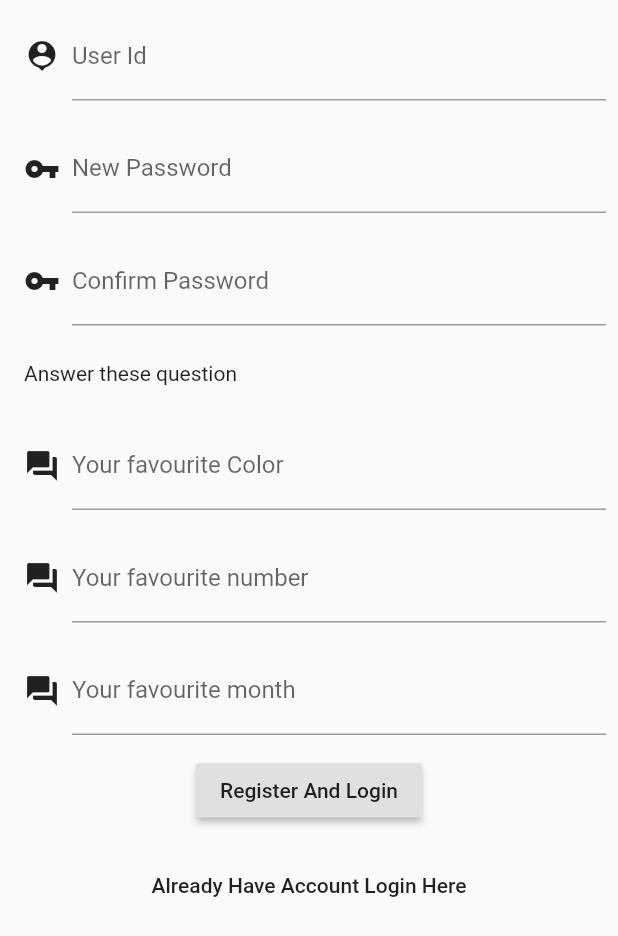
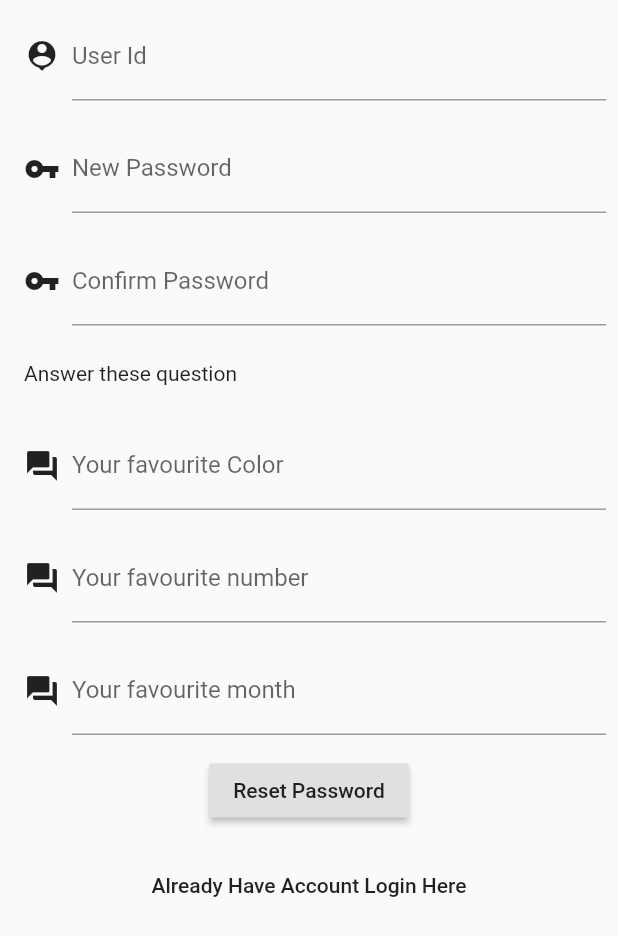
Before and after one commit to su8hashpand3y/ftab, a Flutter app: the screen it shows after launch, after a tap on "Login", after a tap on "Reset Password", on a phone screen of 412 x 824 dp. Shown: the top 936 px of the screen. Run offline on Flutter 3.47's test engine with Material 2 defaults, Android fonts, the phone set to English and light mode, and no system bars; our stand-ins replace image_picker, shared_preferences; missing offline and left inert: firebase_admob; accounts and stored records are empty; network calls fail.

Commit message:
beta release

```diff
--- a/lib/Helper/internet.dart
+++ b/lib/Helper/internet.dart
@@ -7,7 +7,7 @@ import 'package:flutter_tab/viewModels/serviceResponse.dart';
 import 'package:http/http.dart' as http;
 
 class Internet {
-  static const  RootApi= "http://127.0.0.1:58296";
+  static const  RootApi= "http://rajdoot.azurewebsites.net";
   static Future<ServerResponse> get(String url) async {
     final tokenValue = await Storage.getString('token');
     final token = 'Bearer $tokenValue';
--- a/lib/main.dart
+++ b/lib/main.dart
@@ -4,8 +4,12 @@ import 'package:flutter_tab/widgets/Login/login.dart';
 import 'package:flutter_tab/widgets/Login/register.dart';
 import 'package:flutter_tab/widgets/mainTabs.dart';
 
+
+import 'package:firebase_admob/firebase_admob.dart';
+
 void main() {
   runApp(RajdootApp());
+
 }
 
 class RajdootApp extends StatelessWidget {
@@ -19,4 +23,32 @@ class RajdootApp extends StatelessWidget {
       '/forget': (BuildContext context) => ForgetWidget(),
     });
   }
+
+ RajdootApp(){
+   createBannerAd();
+    FirebaseAdMob.instance.initialize(appId: 'ca-app-pub-8645673227744557~9580376080');
+    _bannerAd = createBannerAd()..load()..show( anchorOffset: 0.0,
+    anchorType: AnchorType.bottom);
+ }
+
+   BannerAd _bannerAd;
+   static final MobileAdTargetingInfo targetingInfo = new MobileAdTargetingInfo(
+
+    keywords: <String>['foo', 'bar'],
+    contentUrl: 'http://foo.com/bar.html',
+    birthday: new DateTime.now(),
+    childDirected: true,
+    gender: MobileAdGender.male,
+  );
+
+   BannerAd createBannerAd() {
+    return new BannerAd(
+      adUnitId: BannerAd.testAdUnitId,
+      size: AdSize.banner,
+      targetingInfo: targetingInfo,
+      listener: (MobileAdEvent event) {
+        print("BannerAd event $event");
+      },
+    );
+  }
 }
--- a/lib/widgets/Inbox/inboxList.dart
+++ b/lib/widgets/Inbox/inboxList.dart
@@ -139,7 +139,8 @@ class InboxListWidgetState extends State<InboxListWidget> {
                     ])));
               },
             ),
-          )
+          ),
+          const SizedBox(height: 60.0)
         ]));
   }
 }
--- a/lib/widgets/Inbox/sendInbox.dart
+++ b/lib/widgets/Inbox/sendInbox.dart
@@ -170,7 +170,8 @@ class SendInboxWidgetState extends State<SendInboxWidget> {
                       ],
                     ),
                   )
-                ])))
+                ]))),
+                  const SizedBox(height: 60.0)
       ]),
     );
   }
--- a/lib/widgets/Login/forget.dart
+++ b/lib/widgets/Login/forget.dart
@@ -223,7 +223,7 @@ class ForgetWidgetState extends State<ForgetWidget> {
                       padding: const EdgeInsets.all(5.0),
                       child: RaisedButton(
                         onPressed: _submit,
-                        child: Text('Register And Login'),
+                        child: Text('Reset Password'),
                       )),
                   Padding(
                       padding: const EdgeInsets.only(top: 10.0),
--- a/lib/widgets/Login/register.dart
+++ b/lib/widgets/Login/register.dart
@@ -300,6 +300,7 @@ class RegisterWidgetState extends State<RegisterWidget> {
                         onPressed: _backToLogin,
                         child: Text('Already Have Account Login Here'),
                       )),
+                      const SizedBox(height: 60.0)
                 ],
               ),
             )
--- a/lib/widgets/Reply/replyList.dart
+++ b/lib/widgets/Reply/replyList.dart
@@ -138,7 +138,8 @@ class ReplyListWidgetState extends State<ReplyListWidget> {
                     ])));
               },
             ),
-          )
+          ),
+            const SizedBox(height: 60.0)
         ]));
   }
 }
--- a/lib/widgets/Reply/sendReply.dart
+++ b/lib/widgets/Reply/sendReply.dart
@@ -169,7 +169,8 @@ class SendReplyWidgetState extends State<SendReplyWidget> {
                       ],
                     ),
                   )
-                ])))
+                ]))),
+                  const SizedBox(height: 60.0)
       ]),
     );
   }
--- a/lib/widgets/Search/search.dart
+++ b/lib/widgets/Search/search.dart
@@ -119,7 +119,8 @@ class SearchWidgetState extends State<SearchWidget> {
                 );
               },
             )),
-          )
+          ),
+            const SizedBox(height: 60.0)
         ],
       );
 
--- a/lib/widgets/Search/searchResult.dart
+++ b/lib/widgets/Search/searchResult.dart
@@ -125,6 +125,7 @@ class SearchResultWidgetState extends State<SearchResultWidget> {
                 ])
               ],
             ))
+      ,  const SizedBox(height: 60.0)
       ]),
     );
   }
--- a/lib/widgets/mainTabs.dart
+++ b/lib/widgets/mainTabs.dart
@@ -53,6 +53,7 @@ bool unreadReply =false;
         length: 4,
         child: Scaffold(
           appBar: AppBar(
+            title: Text('Rajdoot'),
             bottom: TabBar(
               tabs: [
                 Column(children: <Widget>[
--- a/pubspec.yaml
+++ b/pubspec.yaml
@@ -11,6 +11,9 @@ dependencies:
   http: ^0.11.3+16
   shared_preferences: ^0.3.0
   image_picker: ^0.4.6
+  firebase_admob: ^0.5.6
+  firebase_messaging: ^1.0.4
+
 
 dev_dependencies:
   flutter_test:
```
Also changed, not shown: pubspec.lock, 1 other file.
